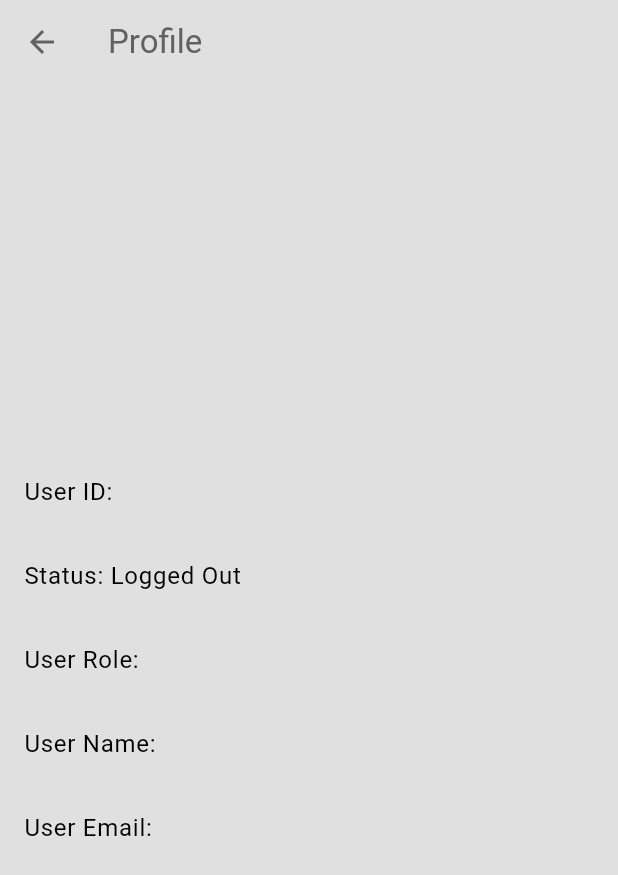
After one commit to Evrz-Developers/babyparadise, a Flutter app: the ProfilePage screen opened directly, on a phone screen of 412 x 824 dp. The commit adds this screen. Shown: the top 875 px of the screen. Run offline on Flutter 3.47's test engine with Material 3 defaults, Android fonts, the phone set to English and light mode, and no system bars; our stand-ins replace cloud_firestore, firebase_auth, firebase_core, get, google_sign_in, sign_in_button; accounts and stored records are empty; generated files the repository leaves out were written again.

Commit message:
Add Getx, update Pages with GetX for user details display

```diff
--- a/lib/auth/login_screen.dart
+++ b/lib/auth/login_screen.dart
@@ -4,6 +4,8 @@ import 'package:sign_in_button/sign_in_button.dart';
 import 'package:marginpoint/auth/auth_service.dart';
 import 'package:marginpoint/utils/firebase_utils.dart';
 import 'package:marginpoint/widgets/forgot_password_dialog.dart';
+import 'package:get/get.dart';
+import 'package:marginpoint/services/user_controller.dart';
 
 class LoginScreen extends StatefulWidget {
   const LoginScreen({super.key});
@@ -15,10 +17,10 @@ class LoginScreen extends StatefulWidget {
 class _LoginScreenState extends State<LoginScreen> {
   final _auth = FirebaseAuth.instance;
   final AuthService _authService = AuthService();
-
   final GlobalKey<FormState> _formKey = GlobalKey<FormState>();
   final _emailController = TextEditingController();
   final TextEditingController _passwordController = TextEditingController();
+  final UserController userController = Get.find();
   bool showSpinner = false;
 
   String _email = "";
@@ -77,6 +79,13 @@ class _LoginScreenState extends State<LoginScreen> {
       }
       return;
     }
+    userController.setUserDetails(
+        isLoggedIn: true,
+        id: userData['userId'],
+        role: userData['role'],
+        name: userData['name'],
+        email: userData['email']);
+
     String? userRole = userData['role'];
     // ignore: avoid_print
     print("userRole $userData");
--- a/lib/auth/signup_screen.dart
+++ b/lib/auth/signup_screen.dart
@@ -4,6 +4,8 @@ import 'package:firebase_auth/firebase_auth.dart';
 import 'package:cloud_firestore/cloud_firestore.dart';
 import 'package:google_sign_in/google_sign_in.dart';
 import 'package:marginpoint/widgets/custom_text_form_field.dart';
+import 'package:get/get.dart';
+import 'package:marginpoint/services/user_controller.dart';
 
 class SignUpScreen extends StatefulWidget {
   const SignUpScreen({super.key});
@@ -23,6 +25,8 @@ class _SignUpScreenState extends State<SignUpScreen> {
   String _name = "";
   String _email = "";
   String _password = "";
+
+  final UserController userController = Get.put(UserController());
 
   void _handlesignup() async {
     try {
@@ -58,6 +62,13 @@ class _SignUpScreenState extends State<SignUpScreen> {
           (route) => false,
         );
       }
+      // Once user is registered, save the user details to the controller
+      userController.setUserDetails(
+          isLoggedIn: true,
+          id: userCredential.user!.uid,
+          role: 'user',
+          name: _name,
+          email: _email);
     } on FirebaseAuthException catch (e) {
       var errorMessage = "An error occurred";
       if (e.code == 'weak-password') {
@@ -121,6 +132,7 @@ class _SignUpScreenState extends State<SignUpScreen> {
       UserCredential userCredential =
           await _auth.signInWithCredential(credential);
 
+
       if (mounted) {
         ScaffoldMessenger.of(context).showSnackBar(
           SnackBar(
@@ -129,6 +141,12 @@ class _SignUpScreenState extends State<SignUpScreen> {
           ),
         );
       }
+      userController.setUserDetails(
+          isLoggedIn: true,
+          id: userCredential.user!.uid,
+          role: 'user',
+          name: googleUser.displayName ?? '',
+          email: googleUser.email);
 
       // Create user document in Firestore if it doesn't exist
       final userDoc = FirebaseFirestore.instance
--- a/lib/main.dart
+++ b/lib/main.dart
@@ -3,6 +3,8 @@ import 'package:firebase_auth/firebase_auth.dart';
 import 'package:firebase_core/firebase_core.dart';
 import 'package:marginpoint/firebase_options.dart';
 import 'package:marginpoint/utils/firebase_utils.dart';
+import 'package:get/get.dart';
+import 'package:marginpoint/services/user_controller.dart';
 
 import 'package:marginpoint/pages/shop_page.dart';
 import 'package:marginpoint/pages/cart_page.dart';
@@ -21,13 +23,21 @@ Future main() async {
       name: 'marginpoint', options: DefaultFirebaseOptions.currentPlatform);
   FirebaseAuth auth = FirebaseAuth.instance;
   User? currentUser = auth.currentUser;
+  final UserController userController = Get.put(UserController());
   Map<String, dynamic>? userData = await getUserDetails();
 
   if (currentUser != null) {
     // ignore: avoid_print
     print("user-data exists: $userData");
     userData = await getUserDetails();
+    userController.setUserDetails(
+        isLoggedIn: true,
+        id: userData?['userId'] ?? '',
+        role: userData?['role'] ?? '',
+        name: userData?['name'] ?? '',
+        email: userData?['email'] ?? '');
   }
+  Get.put(UserController()); // Bind UserController to GetX
   runApp(App(userData: userData));
 }
 
--- /dev/null
+++ b/lib/pages/profile_page.dart
@@ -0,0 +1,42 @@
+import 'package:flutter/material.dart';
+import 'package:get/get.dart';
+import 'package:marginpoint/services/user_controller.dart';
+
+class ProfilePage extends StatelessWidget {
+  const ProfilePage({super.key});
+
+  @override
+  Widget build(BuildContext context) {
+    final UserController userController = Get.find();
+
+    return Scaffold(
+      appBar: AppBar(
+        backgroundColor: Colors.transparent,
+        elevation: 0,
+        foregroundColor: Theme.of(context).colorScheme.inversePrimary,
+        title: const Text('Profile'),
+      ),
+      body: Column(
+        mainAxisAlignment: MainAxisAlignment.center,
+        children: [
+          ListTile(
+            title: Text('User ID: ${userController.userId}'),
+          ),
+          ListTile(
+            title: Text(
+                'Status: ${userController.isLoggedIn ? 'Logged In' : 'Logged Out'}'),
+          ),
+          ListTile(
+            title: Text('User Role: ${userController.userRole}'),
+          ),
+          ListTile(
+            title: Text('User Name: ${userController.userName}'),
+          ),
+          ListTile(
+            title: Text('User Email: ${userController.userEmail}'),
+          ),
+        ],
+      ),
+    );
+  }
+}
--- a/lib/services/user_controller.dart
+++ b/lib/services/user_controller.dart
@@ -1,17 +1,23 @@
 import 'package:get/get.dart';
 
 class UserController extends GetxController {
+  bool isLoggedIn = false;
   String userRole = '';
   String userId = '';
   String userName = '';
   String userEmail = '';
 
   void setUserDetails(
-      {String? role, String? id, required String name, required String email}) {
+      {bool? isLoggedIn,
+      String? role,
+      String? id,
+      String? name,
+      String? email}) {
+    this.isLoggedIn = isLoggedIn ?? false;
     userId = id ?? '';
     userRole = role ?? '';
-    userName = name;
-    userEmail = email;
+    userName = name ?? '';
+    userEmail = email ?? '';
     update();
   }
 
--- a/pubspec.yaml
+++ b/pubspec.yaml
@@ -15,6 +15,7 @@ dependencies:
   cloud_firestore: ^4.17.4
   google_sign_in: ^6.2.1
   sign_in_button: ^3.2.0
+  get: ^4.6.6
 
 dev_dependencies:
   flutter_test:
```
Also changed, not shown: lib/components/drawer.dart (+14 -1 lines), lib/pages/shop_page.dart (+16 -24 lines), pubspec.lock.
